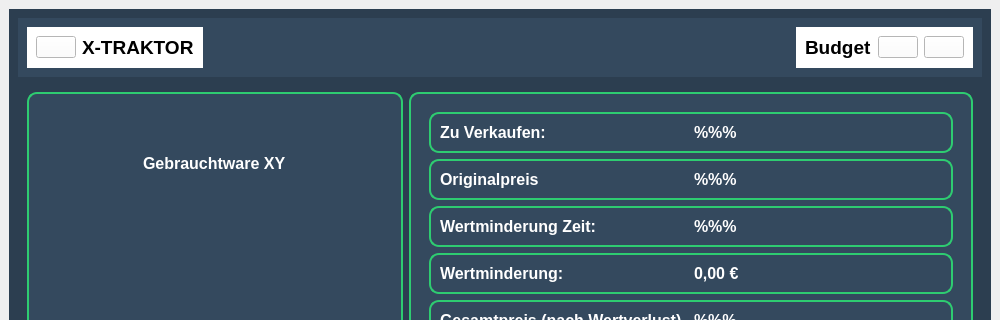
The window that frontend/GebrauchtwarenWindowAccessories.ui (nhatlam96/gui-xtraktor) describes before a commit, drawn with Qt 5; both pictures show x 0 to 1000 and y 0 to 320 of the 1000 by 1000 pixel window.
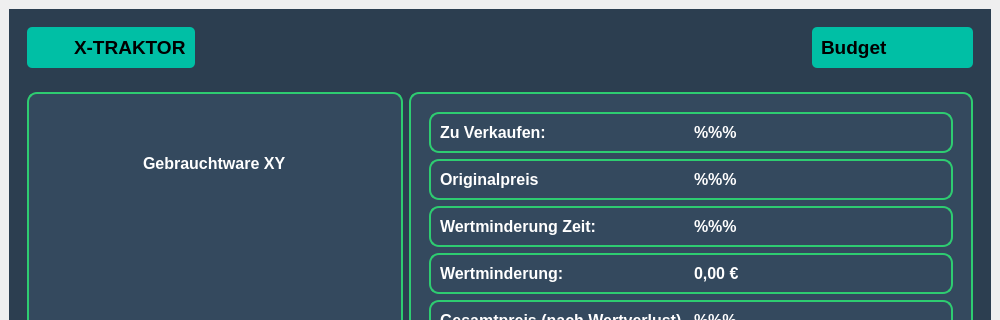
The same window after the commit. Icons and pictures are not drawn.

Diff of the .ui file:
```diff
--- a/frontend/GebrauchtwarenWindowAccessories.ui
+++ b/frontend/GebrauchtwarenWindowAccessories.ui
@@ -32,9 +32,7 @@
        <item>
         <widget class="QFrame" name="header_frame">
          <property name="styleSheet">
-          <string notr="true">QFrame#header_frame{
-	background-color: rgb(52, 73, 94);
-}</string>
+          <string notr="true"/>
          </property>
          <property name="frameShape">
           <enum>QFrame::NoFrame</enum>
@@ -46,7 +44,9 @@
           <item alignment="Qt::AlignLeft|Qt::AlignTop">
            <widget class="QFrame" name="frame">
             <property name="styleSheet">
-             <string notr="true">background-color: white;</string>
+             <string notr="true">background-color: rgb(0, 191, 165);
+border-radius: 5px;
+</string>
             </property>
             <property name="frameShape">
              <enum>QFrame::NoFrame</enum>
@@ -106,7 +106,9 @@
              </sizepolicy>
             </property>
             <property name="styleSheet">
-             <string notr="true">background-color: white;</string>
+             <string notr="true">background-color: rgb(0, 191, 165);
+border-radius: 5px;
+</string>
             </property>
             <property name="frameShape">
              <enum>QFrame::NoFrame</enum>
```
